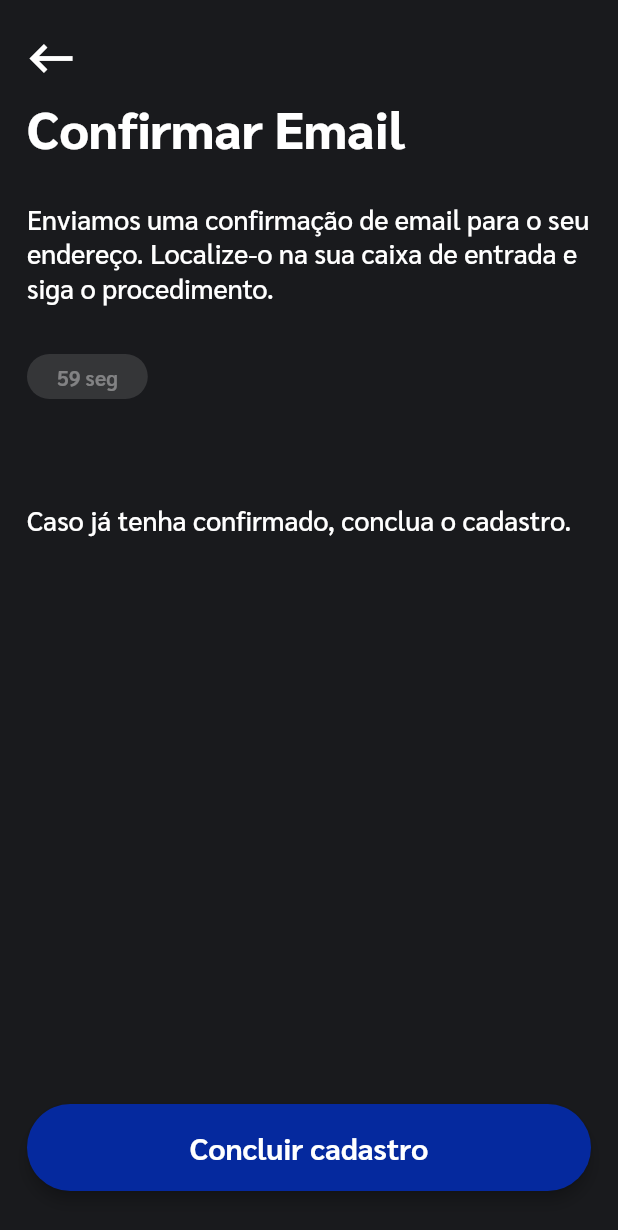
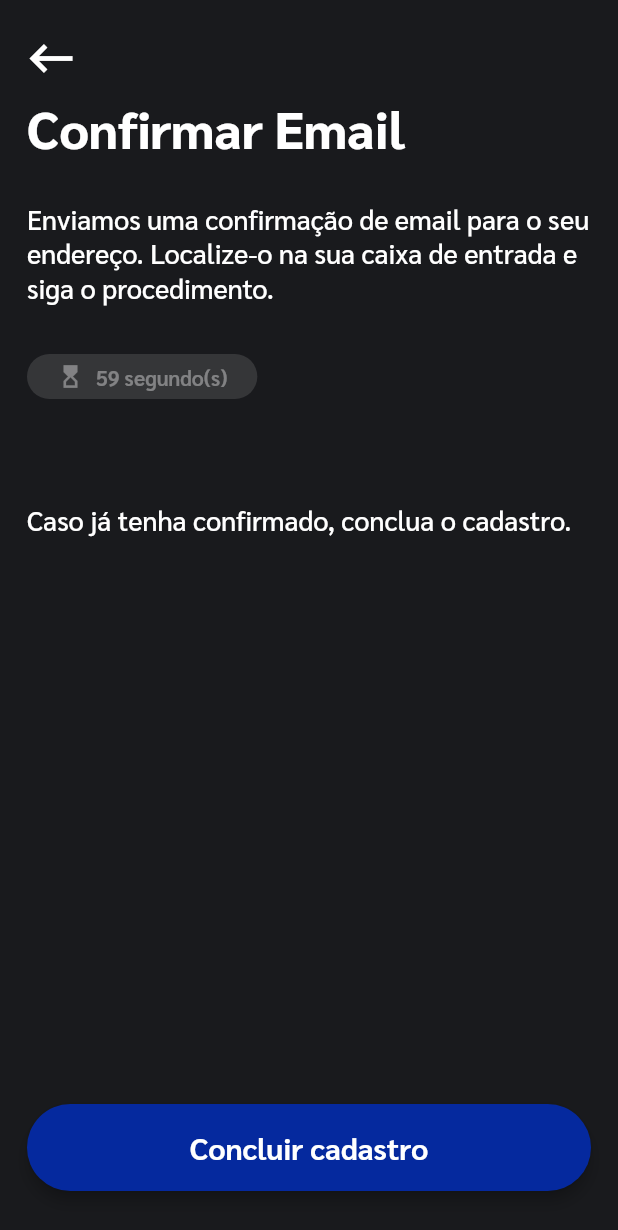
Before and after one commit to GabrielDimaa/my_gift_app, a Flutter app: the SignupConfirmEmailPage screen opened by its route, on a phone screen of 412 x 824 dp. Shown: the top 1230 px of the screen. Run offline on Flutter 3.47's test engine with Material 2 defaults, Android fonts, the phone set to English and light mode, and no system bars; our stand-ins replace cloud_firestore, dotted_border, firebase_auth, firebase_core, firebase_storage, flutter_svg and 4 more; accounts and stored records are empty.

Commit message:
Verificação de email e conclusão do cadastro

```diff
--- a/lib/di/injection.dart
+++ b/lib/di/injection.dart
@@ -82,6 +82,7 @@ class Injection {
               fetchImagePickerCamera: Get.find<FetchImagePickerCamera>(),
               fetchImagePickerGallery: Get.find<FetchImagePickerGallery>(),
               sendVerificationEmail: Get.find<SendVerificationEmail>(),
+              checkEmailVerified: Get.find<CheckEmailVerified>(),
             ),
         fenix: true);
     //endregion
--- a/lib/i18n/strings/pt_br.dart
+++ b/lib/i18n/strings/pt_br.dart
@@ -31,6 +31,18 @@ class PtBr implements Translation {
 
   @override
   String get resendEmail => "Reenviar email";
+
+  @override
+  String get resent => "Reenviado";
+
+  @override
+  String get seconds => "segundo(s)";
+
+  @override
+  String get completingRegistration => "Concluindo cadastro";
+
+  @override
+  String get signingUp => "Cadastrando-se";
 
   @override
   String get password => "Senha";
--- a/lib/i18n/translation.dart
+++ b/lib/i18n/translation.dart
@@ -14,6 +14,10 @@ abstract class Translation {
   String get explicationConfirmEmail;
   String get explicationConfirmedEmail;
   String get resendEmail;
+  String get resent;
+  String get seconds;
+  String get completingRegistration;
+  String get signingUp;
   String get name;
   String get nameHint;
   String get photo;
--- a/lib/layers/infra/datasources/firebase_user_account_datasource.dart
+++ b/lib/layers/infra/datasources/firebase_user_account_datasource.dart
@@ -71,6 +71,8 @@ class FirebaseUserAccountDataSource implements IUserAccountDataSource {
   Future<bool> checkEmailVerified(String userId) async {
     try {
       if (firebaseAuth.currentUser == null) throw Exception();
+      await firebaseAuth.currentUser!.reload();
+
       return firebaseAuth.currentUser!.emailVerified;
     } on FirebaseAuthException catch (e) {
       throw e.getInfraError;
--- a/lib/layers/presentation/presenters/signup/signup_presenter.dart
+++ b/lib/layers/presentation/presenters/signup/signup_presenter.dart
@@ -3,9 +3,11 @@ abstract class SignupPresenter {
   Future<void> signupWithGoogle();
   Future<void> getFromCameraOrGallery({bool isGallery = true});
   Future<void> resendVerificationEmail();
+  Future<void> completeAccount();
   void validate();
   Future<void> navigateToLogin();
   Future<void> navigateToSignupPassword();
   Future<void> navigateToSignupPhoto();
   Future<void> navigateToConfirmEmail();
+  Future<void> navigateToDashboard();
 }
--- a/lib/layers/presentation/ui/pages/signup/signup_confirm_email_page.dart
+++ b/lib/layers/presentation/ui/pages/signup/signup_confirm_email_page.dart
@@ -7,6 +7,7 @@ import '../../components/app_bar/app_bar_default.dart';
 import '../../components/button/small_button.dart';
 import '../../components/circular_loading.dart';
 import '../../components/dialogs/error_dialog.dart';
+import '../../components/dialogs/loading_dialog.dart';
 import '../../components/padding/padding_default.dart';
 import '../../components/sized_box_default.dart';
 
@@ -53,8 +54,8 @@ class _SignupConfirmEmailPageState extends State<SignupConfirmEmailPage> {
                             children: [
                               Obx(
                                     () => SmallButton(
-                                  icon: (presenter.timerTick.value ?? 0) <= 0 ? Icons.edit_outlined : null,
-                                  label: (presenter.timerTick.value ?? 0) <= 0 ? R.string.resendEmail : "${presenter.timerTick.value} seg",
+                                  icon: (presenter.timerTick.value ?? 0) <= 0 ? Icons.forward_to_inbox : Icons.hourglass_top_outlined,
+                                  label: (presenter.timerTick.value ?? 0) <= 0 ? R.string.resendEmail : "${presenter.timerTick.value} ${R.string.seconds}",
                                   onPressed: (presenter.timerTick.value ?? 0) <= 0
                                       ? () async {
                                     try {
@@ -88,7 +89,7 @@ class _SignupConfirmEmailPageState extends State<SignupConfirmEmailPage> {
                                       ),
                                       const SizedBox(width: 6),
                                       Text(
-                                        "Reenviado",
+                                        R.string.resent,
                                         style: TextStyle(color: colorScheme.secondary, fontWeight: FontWeight.w500),
                                       ),
                                     ],
@@ -106,7 +107,9 @@ class _SignupConfirmEmailPageState extends State<SignupConfirmEmailPage> {
                       child: Text(R.string.completeAccount),
                       onPressed: () async {
                         try {
-                          await presenter.signup();
+                          await LoadingDialog.show(context: context, message: "${R.string.completingRegistration}...", onAction: () async {
+                            await presenter.completeAccount();
+                          });
                         } catch (e) {
                           ErrorDialog.show(context: context, content: e.toString());
                         }
--- a/lib/layers/presentation/ui/pages/signup/signup_photo_page.dart
+++ b/lib/layers/presentation/ui/pages/signup/signup_photo_page.dart
@@ -9,6 +9,7 @@ import '../../../presenters/signup/getx_signup_presenter.dart';
 import '../../components/app_bar/app_bar_default.dart';
 import '../../components/bottom_sheet/bottom_sheet_image_picker.dart';
 import '../../components/dialogs/error_dialog.dart';
+import '../../components/dialogs/loading_dialog.dart';
 import '../../components/padding/padding_default.dart';
 import '../../components/sized_box_default.dart';
 
@@ -136,7 +137,9 @@ class _SignupPhotoPageState extends State<SignupPhotoPage> {
                 child: Text(R.string.advance),
                 onPressed: () async {
                   try {
-                    await presenter.signup();
+                    await LoadingDialog.show(context: context, message: "${R.string.signingUp}...", onAction: () async {
+                      await presenter.signup();
+                    });
                   } catch (e) {
                     ErrorDialog.show(context: context, content: e.toString());
                   }
--- a/lib/routes/routes.dart
+++ b/lib/routes/routes.dart
@@ -1,5 +1,6 @@
 import 'package:get/get.dart';
 
+import '../layers/presentation/ui/pages/dashboard/dashboard_page.dart';
 import '../layers/presentation/ui/pages/login/login_page.dart';
 import '../layers/presentation/ui/pages/signup/signup_confirm_email_page.dart';
 import '../layers/presentation/ui/pages/signup/signup_page.dart';
@@ -13,5 +14,6 @@ class Routes {
     GetPage(name: "/signup_password", page: () => const SignupPasswordPage()),
     GetPage(name: "/signup_photo", page: () => const SignupPhotoPage()),
     GetPage(name: "/signup_confirm_email", page: () => const SignupConfirmEmailPage()),
+    GetPage(name: "/dashboard", page: () => const DashboardPage()),
   ];
 }
```
Also changed, not shown: lib/layers/presentation/presenters/signup/getx_signup_presenter.dart (+24 -6 lines), lib/layers/presentation/ui/components/dialogs/loading_dialog.dart (added, +47 -0 lines), lib/layers/presentation/ui/pages/dashboard/dashboard_page.dart (added, +15 -0 lines), 1 other file.
